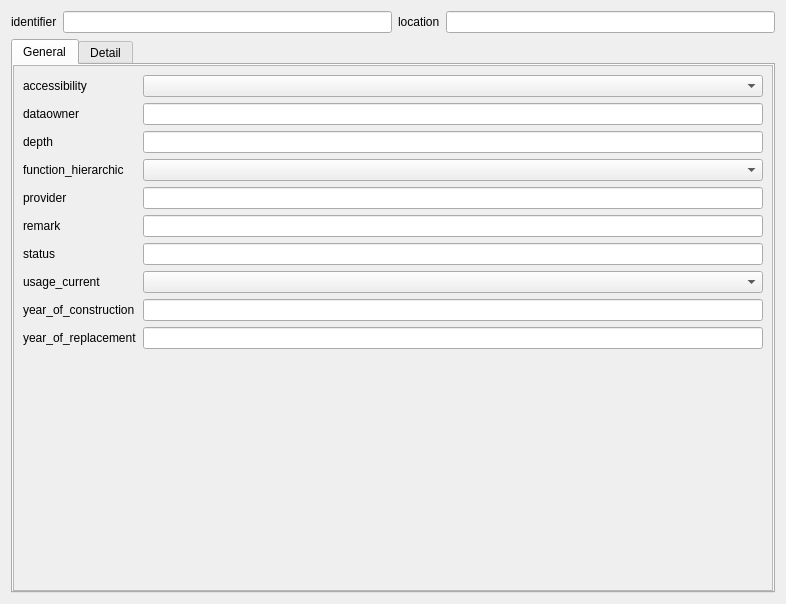
This is project/forms/channel.ui in QGEP/QGEP as Qt 5 draws it before an edit. The edited form follows.
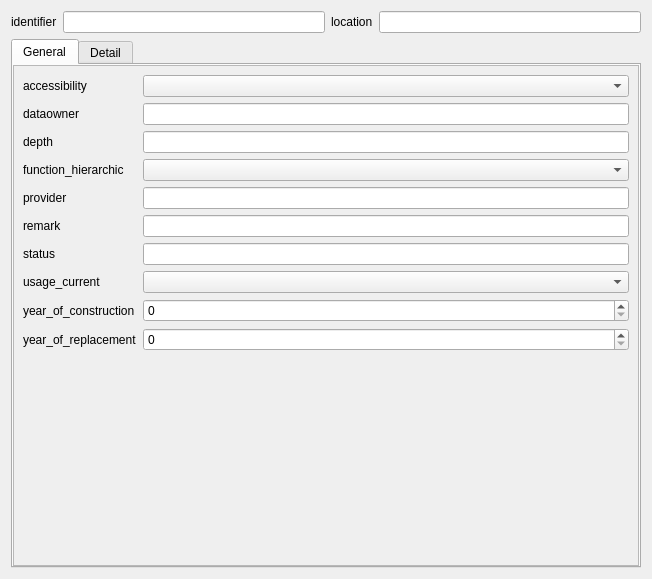
This is the edited form.

Commit message: use spinboxes for years

The edit to the form file:
```diff
--- a/project/forms/channel.ui
+++ b/project/forms/channel.ui
@@ -6,8 +6,8 @@
    <rect>
     <x>0</x>
     <y>0</y>
-    <width>786</width>
-    <height>604</height>
+    <width>652</width>
+    <height>579</height>
    </rect>
   </property>
   <property name="windowTitle">
@@ -63,8 +63,8 @@
               <rect>
                <x>0</x>
                <y>0</y>
-               <width>762</width>
-               <height>508</height>
+               <width>628</width>
+               <height>483</height>
               </rect>
              </property>
              <layout class="QFormLayout" name="formLayout">
@@ -155,9 +155,6 @@
                 </property>
                </widget>
               </item>
-              <item row="8" column="1">
-               <widget class="QLineEdit" name="year_of_construction"/>
-              </item>
               <item row="9" column="0">
                <widget class="QLabel" name="label_15">
                 <property name="text">
@@ -165,8 +162,11 @@
                 </property>
                </widget>
               </item>
+              <item row="8" column="1">
+               <widget class="QSpinBox" name="year_of_construction"/>
+              </item>
               <item row="9" column="1">
-               <widget class="QLineEdit" name="year_of_replacement"/>
+               <widget class="QSpinBox" name="year_of_replacement"/>
               </item>
              </layout>
             </widget>
```
Left out of the diff: 2 changed lines with no effect on the pictures. The commit also changes 1 other file.
